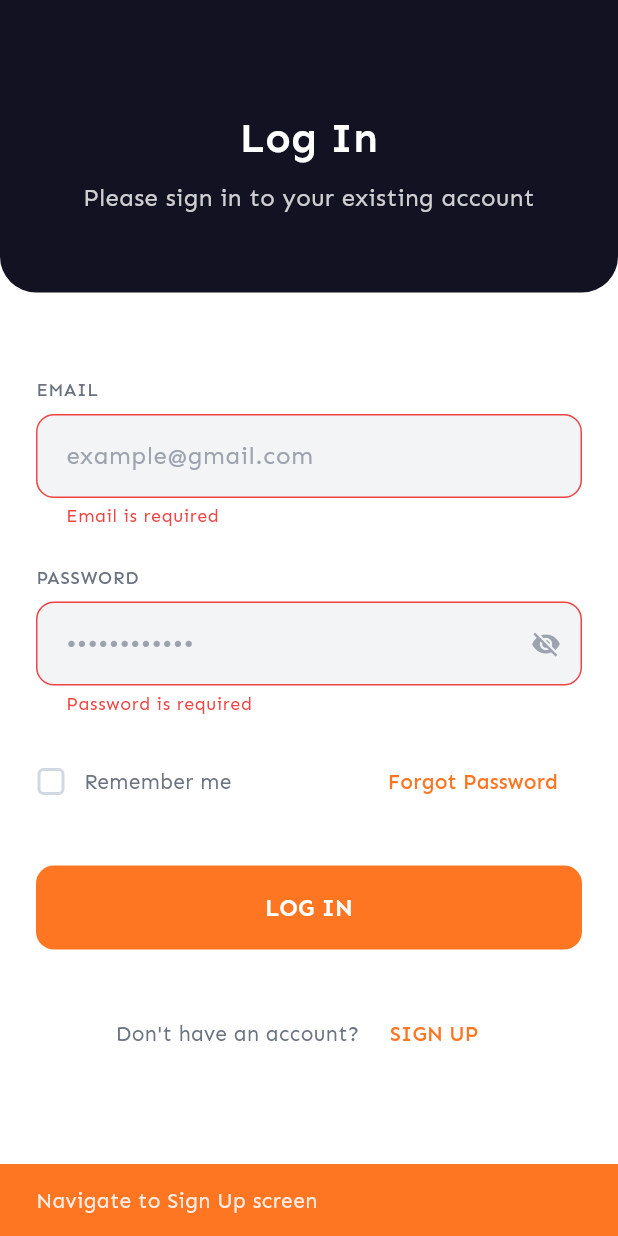
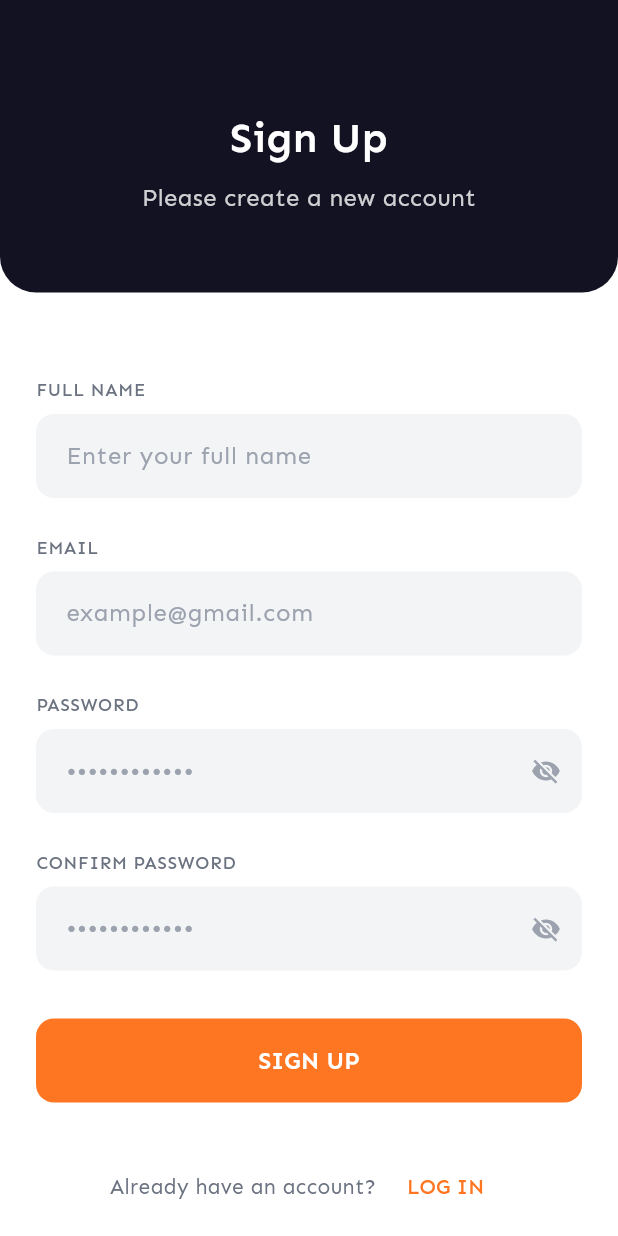
Before and after one commit to Ivan-De-Zoysa-Evolza/Food-delivery, a Flutter app: the screen it shows after launch, after a tap on "LOG IN", after a tap on "SIGN UP", on a phone screen of 412 x 824 dp. Run offline on Flutter 3.47's test engine with Material 3 defaults, Android fonts, the phone set to English and light mode, and no system bars; our stand-ins replace email_validator, firebase_auth, firebase_core, go_router; accounts and stored records are empty.

Commit message:
Sign up screen UI and Go router implementation

```diff
--- a/lib/main.dart
+++ b/lib/main.dart
@@ -2,7 +2,7 @@ import 'package:flutter/material.dart';
 import 'package:firebase_core/firebase_core.dart';
 import 'core/constants/app_colors.dart';
 import 'core/constants/app_text_styles.dart';
-import 'presentation/screens/login_screen.dart';
+import 'presentation/routes/app_router.dart';
 
 void main() async {
   WidgetsFlutterBinding.ensureInitialized();
@@ -15,7 +15,7 @@ class MyApp extends StatelessWidget {
 
   @override
   Widget build(BuildContext context) {
-    return MaterialApp(
+    return MaterialApp.router(
       title: 'Food Delivery',
       debugShowCheckedModeBanner: false,
       theme: ThemeData(
@@ -32,7 +32,7 @@ class MyApp extends StatelessWidget {
         ),
         useMaterial3: true,
       ),
-      home: const LoginScreen(),
+      routerConfig: AppRouter.router,
     );
   }
 }
--- /dev/null
+++ b/lib/presentation/routes/app_router.dart
@@ -0,0 +1,24 @@
+import 'package:go_router/go_router.dart';
+import '../screens/login_screen.dart';
+import '../screens/signup_screen.dart';
+
+class AppRouter {
+  static const String login = '/login';
+  static const String signup = '/signup';
+
+  static final GoRouter router = GoRouter(
+    initialLocation: login,
+    routes: [
+      GoRoute(
+        path: login,
+        name: 'login',
+        builder: (context, state) => const LoginScreen(),
+      ),
+      GoRoute(
+        path: signup,
+        name: 'signup',
+        builder: (context, state) => const SignUpScreen(),
+      ),
+    ],
+  );
+}
--- a/lib/presentation/screens/login_screen.dart
+++ b/lib/presentation/screens/login_screen.dart
@@ -1,5 +1,6 @@
 import 'package:flutter/material.dart';
 import 'package:email_validator/email_validator.dart';
+import 'package:go_router/go_router.dart';
 import '../../core/auth/firebase_auth_service.dart';
 import '../../core/constants/app_colors.dart';
 import '../../core/constants/app_text_styles.dart';
@@ -8,6 +9,7 @@ import '../widgets/custom_text_field.dart';
 import '../widgets/password_field.dart';
 import '../widgets/custom_button.dart';
 import '../widgets/custom_checkbox.dart';
+import '../routes/app_router.dart';
 
 class LoginScreen extends StatefulWidget {
   const LoginScreen({Key? key}) : super(key: key);
@@ -138,14 +140,7 @@ class _LoginScreenState extends State<LoginScreen> {
   }
 
   void _navigateToSignUp() {
-    // Implement navigation to sign up screen
-    // Navigator.pushNamed(context, '/signup');
-    ScaffoldMessenger.of(context).showSnackBar(
-      const SnackBar(
-        content: Text('Navigate to Sign Up screen'),
-        backgroundColor: AppColors.orange,
-      ),
-    );
+    context.go(AppRouter.signup);
   }
 
   @override
--- a/lib/presentation/screens/signup_screen.dart
+++ b/lib/presentation/screens/signup_screen.dart
@@ -1,5 +1,6 @@
 import 'package:flutter/material.dart';
 import 'package:email_validator/email_validator.dart';
+import 'package:go_router/go_router.dart';
 import '../../core/auth/firebase_auth_service.dart';
 import '../../core/constants/app_colors.dart';
 import '../../core/constants/app_text_styles.dart';
@@ -7,6 +8,7 @@ import '../widgets/auth_header.dart';
 import '../widgets/custom_text_field.dart';
 import '../widgets/password_field.dart';
 import '../widgets/custom_button.dart';
+import '../routes/app_router.dart';
 
 class SignUpScreen extends StatefulWidget {
   const SignUpScreen({Key? key}) : super(key: key);
@@ -94,7 +96,7 @@ class _SignUpScreenState extends State<SignUpScreen> {
             backgroundColor: AppColors.orange,
           ),
         );
-        Navigator.pop(context);
+        context.go(AppRouter.login);
       }
     } catch (e) {
       if (mounted) {
@@ -115,7 +117,7 @@ class _SignUpScreenState extends State<SignUpScreen> {
   }
 
   void _navigateToLogin() {
-    Navigator.pop(context);
+    context.go(AppRouter.login);
   }
 
   @override
```
Lines whose indentation alone changed are shown as unchanged.
